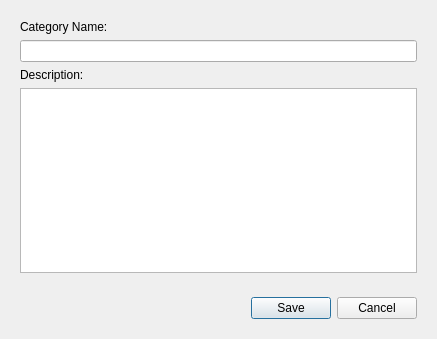
Before: the Qt Designer form POS-System/categorydialog.ui in AbdelkarimYT/Leaf, drawn with Qt 5.
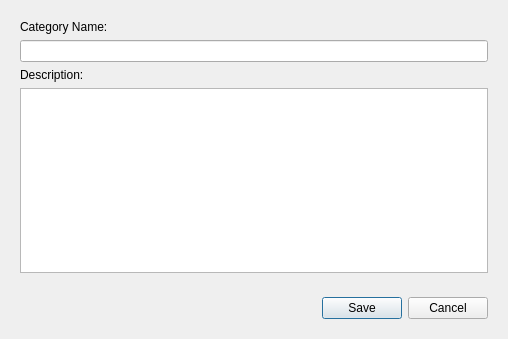
After: the same form once the commit is applied.

Diff of the .ui file:
```diff
--- a/POS-System/categorydialog.ui
+++ b/POS-System/categorydialog.ui
@@ -6,7 +6,7 @@
    <rect>
     <x>0</x>
     <y>0</y>
-    <width>437</width>
+    <width>508</width>
     <height>339</height>
    </rect>
   </property>
@@ -57,7 +57,7 @@
         </property>
         <property name="sizeHint" stdset="0">
          <size>
-          <width>229</width>
+          <width>300</width>
           <height>20</height>
          </size>
         </property>
```
